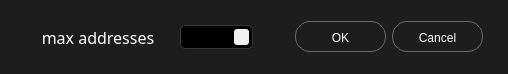
Before: the Qt Designer form multibench/widgets/inputdialog.ui in IlyaZh/Maiman-MCBS, drawn with Qt 5.
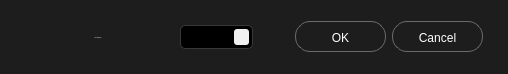
After: the same form once the commit is applied. Icons and pictures are not drawn.

Diff of the .ui file:
```diff
--- a/multibench/widgets/inputdialog.ui
+++ b/multibench/widgets/inputdialog.ui
@@ -68,7 +68,10 @@
      <property name="font">
       <font>
        <family>Poppins</family>
-       <pointsize>12</pointsize>
+       <pointsize>-1</pointsize>
+       <weight>50</weight>
+       <italic>false</italic>
+       <bold>false</bold>
       </font>
      </property>
      <property name="styleSheet">
```
Left out of the diff: 3 changed lines with no effect on the pictures.
